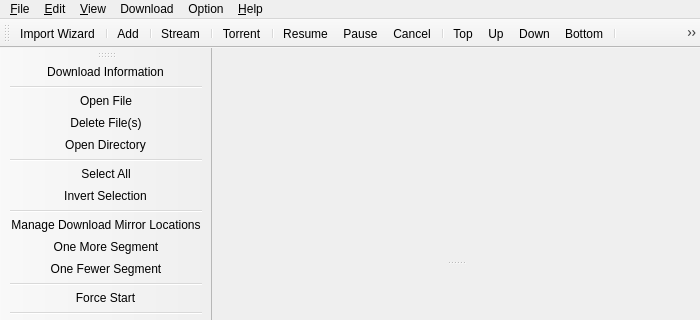
Qt form src/mainwindow.ui (setvisible/ArrowDL) before a commit; both pictures show x 0 to 700 and y 0 to 320 of the 700 by 500 pixel window.
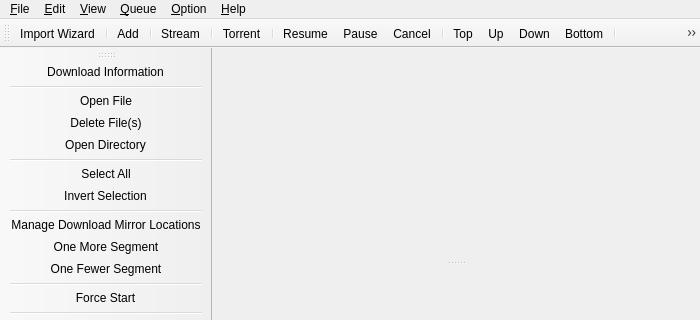
The same form after that commit. Icons and pictures are not drawn. Custom widgets are drawn as their Qt base class.

Commit message: [UI] Improve remove buttons

Diff of the .ui file:
```diff
--- a/src/mainwindow.ui
+++ b/src/mainwindow.ui
@@ -76,7 +76,7 @@
    </widget>
    <widget class="QMenu" name="menuOption">
     <property name="title">
-     <string>Option</string>
+     <string>&amp;Option</string>
     </property>
     <addaction name="actionSpeedLimit"/>
     <addaction name="actionAddDomainSpecificLimit"/>
@@ -125,7 +125,7 @@
    </widget>
    <widget class="QMenu" name="menuDownload">
     <property name="title">
-     <string>Download</string>
+     <string>&amp;Queue</string>
     </property>
     <addaction name="actionAdd"/>
     <addaction name="actionAddStream"/>
```
Left out of the diff: 171 changed lines with no effect on the pictures. The commit also changes 2 other files.
